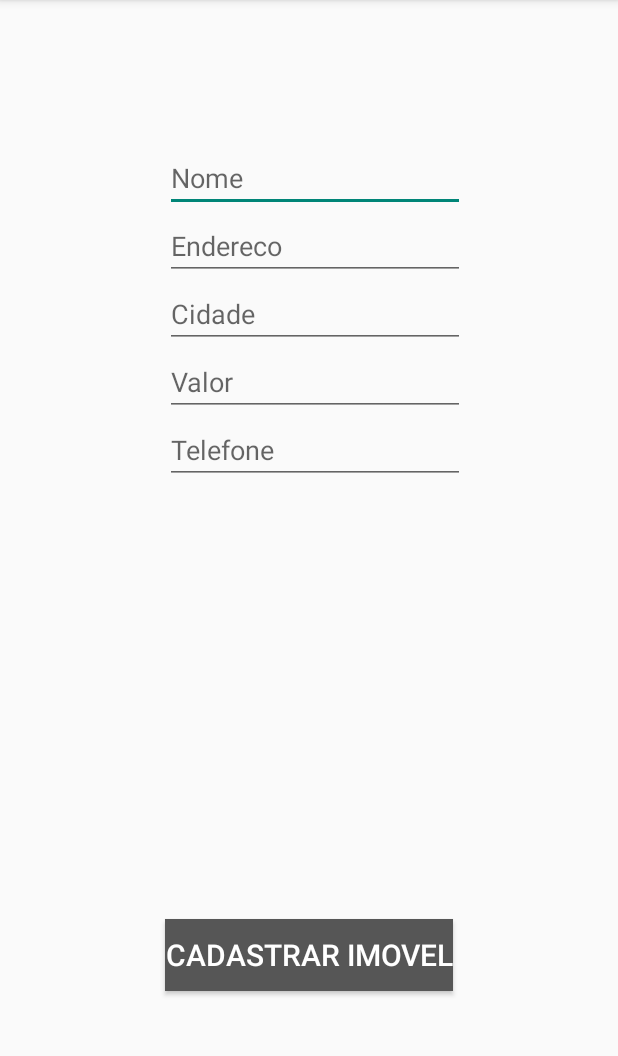
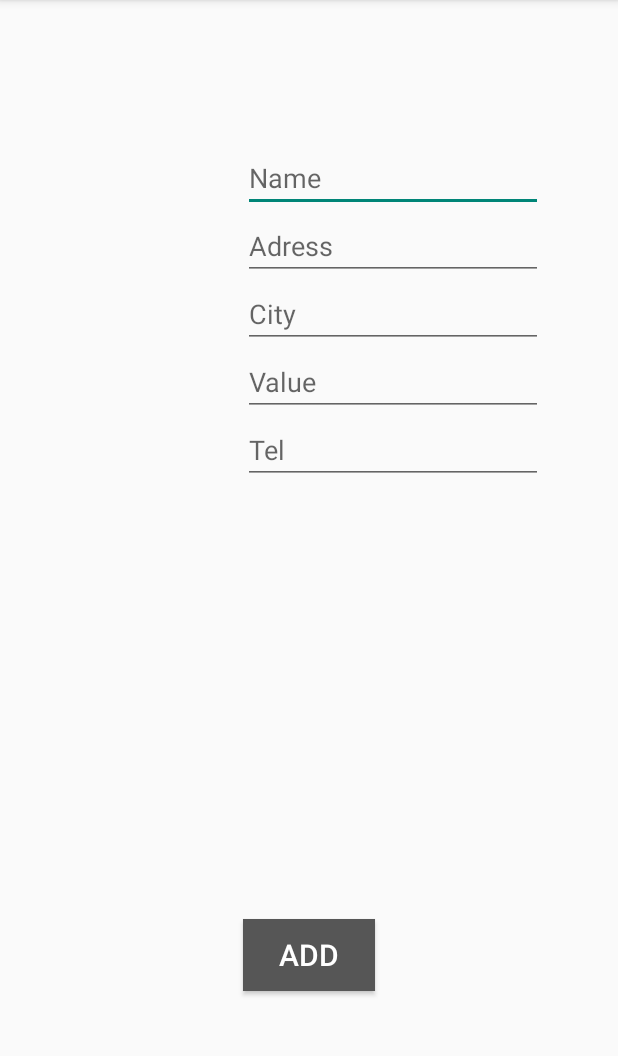
Before and after one commit to COLTEC-TP/Trimestral-01, an Android app: the adicionarImovel screen opened directly, with no data from a screen before it, on a phone screen of 412 x 824 dp, the part 84-1140 px from its top. Run offline under Robolectric (Android 15) with nearby library versions, the phone set to English and light mode, and no system bars.

Commit message:
Tudo pronto

```diff
--- a/app/src/main/java/br/ufmg/coltec/tp/moreaqui/MainActivity.java
+++ b/app/src/main/java/br/ufmg/coltec/tp/moreaqui/MainActivity.java
@@ -17,6 +17,7 @@ public class MainActivity extends Activity {
         super.onCreate(savedInstanceState);
         setContentView(R.layout.activity_main);
 
+
         //Botao cadastrar imovel
         Button botaoCadastrarImovel = findViewById(R.id.botaoCadastrarImovel);
         botaoCadastrarImovel.setOnClickListener(new View.OnClickListener() {
@@ -31,6 +32,8 @@ public class MainActivity extends Activity {
         // recupera os imóveis cadastrados no DAO até o momento e os carrega na lista
         ImovelDAO dao = ImovelDAO.getInstance();
         this.atualizarLista(dao.getImoveis());
+
+
     }
 
 
--- a/app/src/main/java/br/ufmg/coltec/tp/moreaqui/adicionarImovel.java
+++ b/app/src/main/java/br/ufmg/coltec/tp/moreaqui/adicionarImovel.java
@@ -31,7 +31,6 @@ public class adicionarImovel extends Activity {
         Telefone = (EditText) findViewById(R.id.Telefone);
         botaoAdicionarImovel = (Button) findViewById(R.id.botaoAdicionarImovel);
 
-
         botaoAdicionarImovel.setOnClickListener(new View.OnClickListener() {
             @Override
             public void onClick(View v) {
--- a/app/src/main/res/layout/activity_adicionar_imovel.xml
+++ b/app/src/main/res/layout/activity_adicionar_imovel.xml
@@ -13,7 +13,7 @@
         android:layout_alignParentTop="true"
         android:layout_alignStart="@+id/botaoAdicionarImovel"
         android:layout_marginTop="96dp"
-        android:hint="Nome"
+        android:hint="@string/nome"
         android:textColor="#000000" />
 
     <EditText
@@ -22,7 +22,7 @@
         android:layout_height="wrap_content"
         android:layout_alignStart="@+id/Nome"
         android:layout_below="@+id/Nome"
-        android:hint="Endereco"
+        android:hint="@string/endereco"
         android:textColor="#000000" />
 
     <EditText
@@ -31,7 +31,7 @@
         android:layout_height="wrap_content"
         android:layout_alignStart="@+id/Endereco"
         android:layout_below="@+id/Endereco"
-        android:hint="Cidade"
+        android:hint="@string/cidade"
         android:textColor="#000000" />
 
     <EditText
@@ -40,7 +40,7 @@
         android:layout_height="wrap_content"
         android:layout_alignStart="@+id/Cidade"
         android:layout_below="@+id/Cidade"
-        android:hint="Valor"
+        android:hint="@string/valor"
         android:textColor="#000000" />
 
     <EditText
@@ -49,7 +49,7 @@
         android:layout_height="wrap_content"
         android:layout_alignStart="@+id/Valor"
         android:layout_below="@+id/Valor"
-        android:hint="Telefone"
+        android:hint="@string/telefone"
         android:textColor="#000000" />
 
 
@@ -61,7 +61,7 @@
         android:layout_centerHorizontal="true"
         android:layout_marginBottom="107dp"
         android:background="#565656"
-        android:text="Cadastrar Imovel"
+        android:text="@string/botaoCadastrar"
         android:textColor="#FFFFFF"
         android:textSize="20dp" />
 
--- a/app/src/main/res/layout/activity_main.xml
+++ b/app/src/main/res/layout/activity_main.xml
@@ -14,7 +14,7 @@
             android:layout_marginBottom="0dp"
             android:layout_centerHorizontal="true"
             android:layout_centerVertical="true"
-            android:text="Adicionar Imovel"
+            android:text="@string/addImovel"
             android:textColor="#000000"
             android:textSize="30dp" />
 
--- a/app/src/main/res/values/strings.xml
+++ b/app/src/main/res/values/strings.xml
@@ -1,3 +1,12 @@
 <resources>
     <string name="app_name">MoreAqui</string>
+
+    <string name="addImovel">Add Imovel</string>
+    <string name="nome">Name</string>
+    <string name="cidade">City</string>
+    <string name="valor">Value</string>
+    <string name="telefone">Tel</string>
+    <string name="endereco">Adress</string>
+    <string name="botaoCadastrar">Add</string>
+
 </resources>
```
Also changed, not shown: app/src/main/java/br/ufmg/coltec/tp/moreaqui/ImoveisAdapter.java (+21 -3 lines), app/src/main/res/layout/adapter_imoveis.xml (added, +55 -0 lines), app/src/main/res/values/styles.xml (+26 -0 lines), 1 other file.
